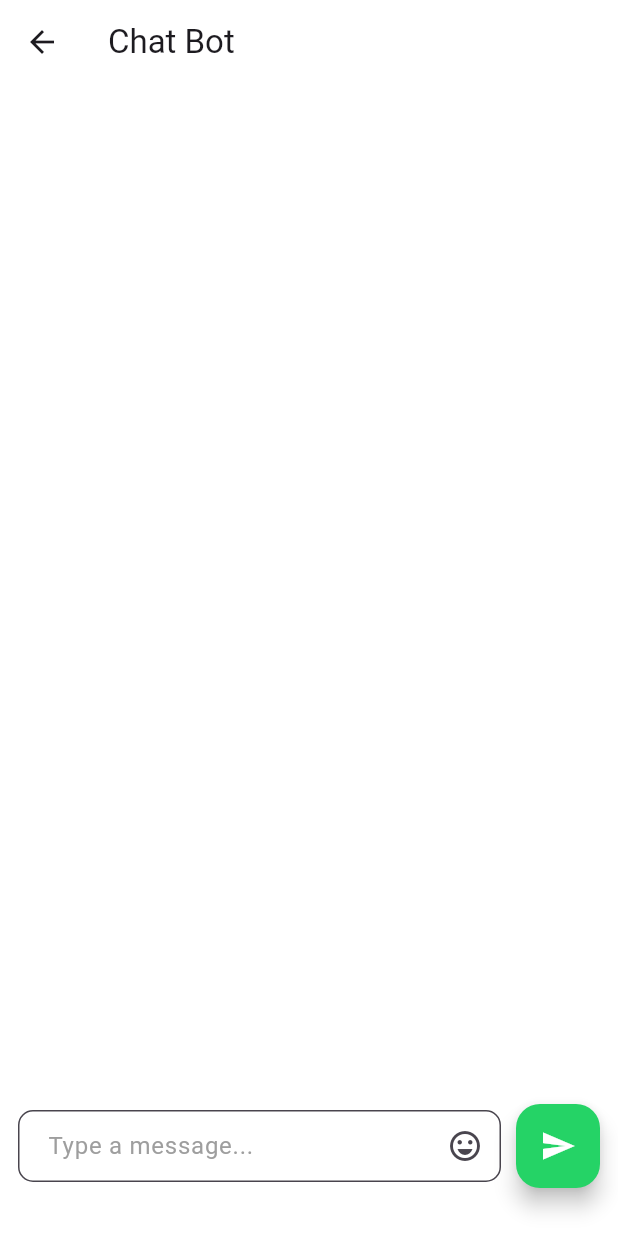
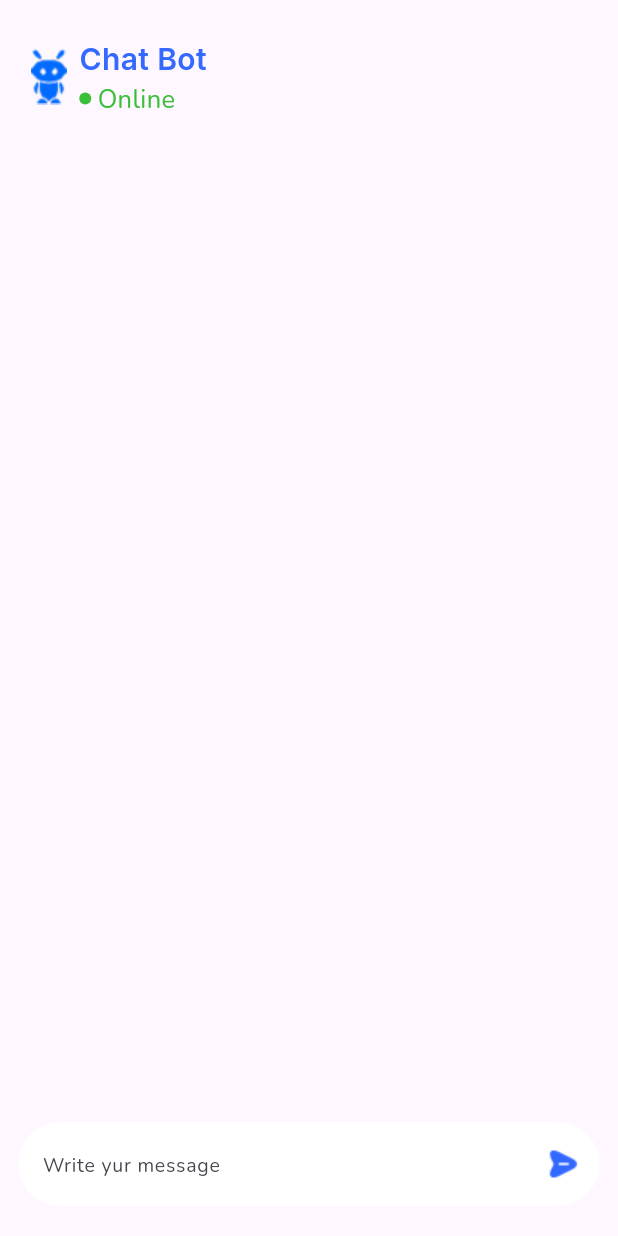
Before and after one commit to saqibalifd/chatbot, a Flutter app: the ChatScreen screen opened directly, on a phone screen of 412 x 824 dp. Run offline on Flutter 3.47's test engine with Material 3 defaults, Android fonts, the phone set to English and light mode, and no system bars; our stand-ins replace chat_bubbles, google_fonts.

Commit message:
almost complete

```diff
--- a/lib/screens/chat_screen.dart
+++ b/lib/screens/chat_screen.dart
@@ -36,18 +36,19 @@ class _ChatScreenState extends State<ChatScreen> {
 
   @override
   Widget build(BuildContext context) {
+    final size = MediaQuery.of(context).size;
+    final height = size.height;
+    final width = size.width;
     return Scaffold(
-      backgroundColor: Colors.white,
-      appBar: AppBar(
-        scrolledUnderElevation: 0,
-        excludeHeaderSemantics: true,
-        title: const Text("Chat Bot"),
-        backgroundColor: Colors.white,
-      ),
       body: Consumer<MessageProvider>(
         builder: (context, messageProvider, child) {
           return Column(
             children: [
+              Padding(
+                padding: EdgeInsets.only(
+                    top: height * .03, left: width * .05, right: width * .05),
+                child: _messageAppBar(width),
+              ),
               Expanded(
                 child: ListView.builder(
                   shrinkWrap: true,
@@ -118,53 +119,33 @@ class _ChatScreenState extends State<ChatScreen> {
 
               // Text field + Send button
               Padding(
-                padding: const EdgeInsets.all(12.0),
-                child: Row(
-                  children: [
-                    Expanded(
+                padding: EdgeInsets.symmetric(horizontal: width * .03),
                 child: TextFormField(
                   controller: messageController,
                   decoration: InputDecoration(
-                          hintText: "Type a message...",
-                          hintStyle: const TextStyle(color: Colors.grey),
+                      hintText: 'Write yur message',
+                      hintStyle: GoogleFonts.nunito(
+                          textStyle: TextStyle(
+                        fontSize: 13,
+                      )),
+                      fillColor: Colors.white,
                       filled: true,
-                          fillColor: Colors.white,
-                          contentPadding: const EdgeInsets.symmetric(
-                              horizontal: 16, vertical: 12),
                       border: OutlineInputBorder(
-                            borderRadius: BorderRadius.circular(10),
-                            borderSide: const BorderSide(color: Colors.grey),
+                        borderRadius: BorderRadius.circular(50),
+                        borderSide: BorderSide.none,
                       ),
-                          focusedBorder: OutlineInputBorder(
-                            borderRadius: BorderRadius.circular(10),
-                            borderSide:
-                                const BorderSide(color: Colors.green, width: 2),
-                          ),
-                          suffixIcon: IconButton(
-                            onPressed: () {},
-                            icon: const Icon(Icons.emoji_emotions_outlined),
-                          ),
-                        ),
-                        style: const TextStyle(color: Colors.black),
-                      ),
-                    ),
-                    const SizedBox(width: 10),
-                    FloatingActionButton(
-                      heroTag: "send_button",
-                      onPressed: () {
+                      suffixIcon: GestureDetector(
+                          onTap: () {
                             if (messageController.text.isNotEmpty) {
                               messageProvider
                                   .sendMessage(messageController.text.trim());
                               messageController.clear();
                             }
                           },
-                      backgroundColor: const Color(0XFF25D366),
-                      foregroundColor: Colors.white,
-                      child: const Icon(Icons.send),
-                    )
-                  ],
+                          child: Image.asset('assets/icons/sendbutton.png'))),
                 ),
               ),
+
               const SizedBox(height: 20),
             ],
           );
@@ -178,11 +159,7 @@ class _ChatScreenState extends State<ChatScreen> {
       // mainAxisAlignment: MainAxisAlignment.start,
       crossAxisAlignment: CrossAxisAlignment.center,
       children: [
-        CircleAvatar(
-          radius: 25,
-          backgroundColor: Colors.transparent,
-          backgroundImage: AssetImage('assets\icons\botIcon.png'),
-        ),
+        Image.asset('assets/icons/botIcon.png'),
         SizedBox(
           width: width * .02,
         ),
@@ -224,88 +201,4 @@ class _ChatScreenState extends State<ChatScreen> {
       ],
     );
   }
-
-  // Widget _myMessages(double height, double width, String message) {
-  //   return ConstrainedBox(
-  //     constraints: BoxConstraints(
-  //       maxWidth: width * 0.6,
-  //     ),
-  //     child: Container(
-  //       padding: EdgeInsets.all(20),
-  //       margin: EdgeInsets.symmetric(vertical: 5),
-  //       decoration: BoxDecoration(
-  //           color: Colors.blue,
-  //           borderRadius: BorderRadius.only(
-  //               topLeft: Radius.circular(20),
-  //               bottomLeft: Radius.circular(20),
-  //               bottomRight: Radius.circular(20))),
-  //       child: Text(
-  //         message,
-  //         style: GoogleFonts.inter(
-  //           fontSize: 14,
-  //           color: Colors.white,
-  //           fontWeight: FontWeight.w400,
-  //         ),
-  //       ),
-  //     ),
-  //   );
-  // }
-
-  // Widget _otherMessages(double height, double width, String message) {
-  //   return Row(
-  //     crossAxisAlignment: CrossAxisAlignment.end,
-  //     children: [
-  //       CircleAvatar(
-  //         radius: 10,
-  //         backgroundColor: Colors.transparent,
-  //         backgroundImage: AssetImage(widget.image),
-  //       ),
-  //       SizedBox(
-  //         width: width * .01,
-  //       ),
-  //       ConstrainedBox(
-  //         constraints: BoxConstraints(
-  //           maxWidth: width * 0.6,
-  //         ),
-  //         child: Container(
-  //           padding: EdgeInsets.all(20),
-  //           margin: EdgeInsets.symmetric(vertical: 5),
-  //           decoration: BoxDecoration(
-  //               color: Colors.white,
-  //               borderRadius: BorderRadius.only(
-  //                   topLeft: Radius.circular(20),
-  //                   topRight: Radius.circular(20),
-  //                   bottomRight: Radius.circular(20))),
-  //           child: Text(
-  //             message,
-  //             style: GoogleFonts.inter(
-  //               fontSize: 14,
-  //               color: Colors.black,
-  //               fontWeight: FontWeight.w400,
-  //             ),
-  //           ),
-  //         ),
-  //       ),
-  //     ],
-  //   );
-  // }
-
-  // Widget _messageField(double height, double width) {
-  //   return TextFormField(
-  //     controller: _messageController,
-  //     decoration: InputDecoration(
-  //         hintText: 'Write yur message',
-  //         hintStyle: GoogleFonts.nunito(
-  //             textStyle: TextStyle(
-  //           fontSize: 13,
-  //         )),
-  //         fillColor: Colors.white,
-  //         filled: true,
-  //         border: OutlineInputBorder(
-  //           borderRadius: BorderRadius.circular(50),
-  //           borderSide: BorderSide.none,
-  //         ),
-  //         suffixIcon: Image.asset('assets/icons/send.png')),
-  //   );
-  // }
 }
```
Also changed, not shown: assets/icons/sendbutton.png (added). Lines whose indentation alone changed are shown as unchanged.
